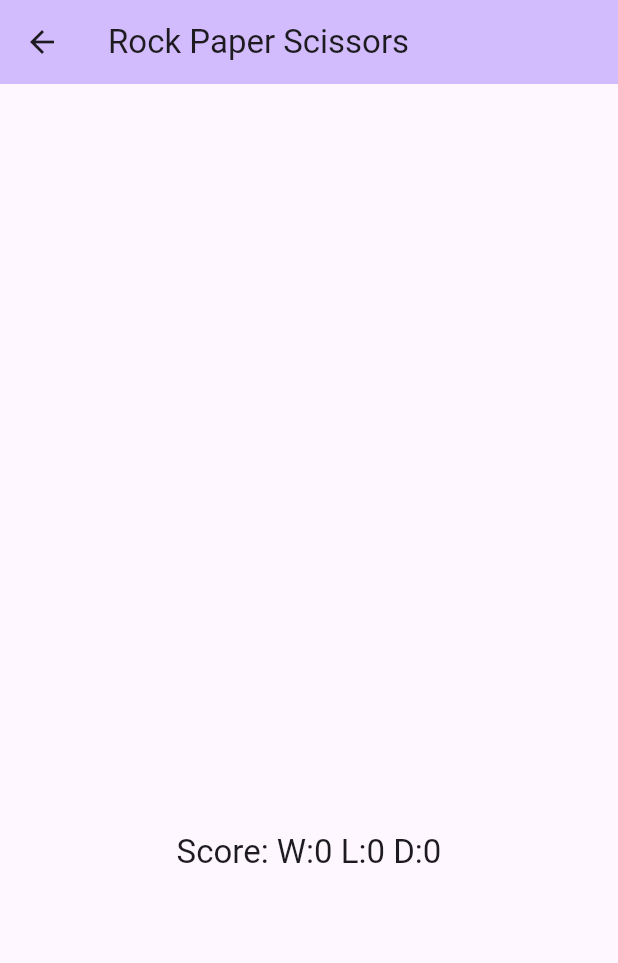
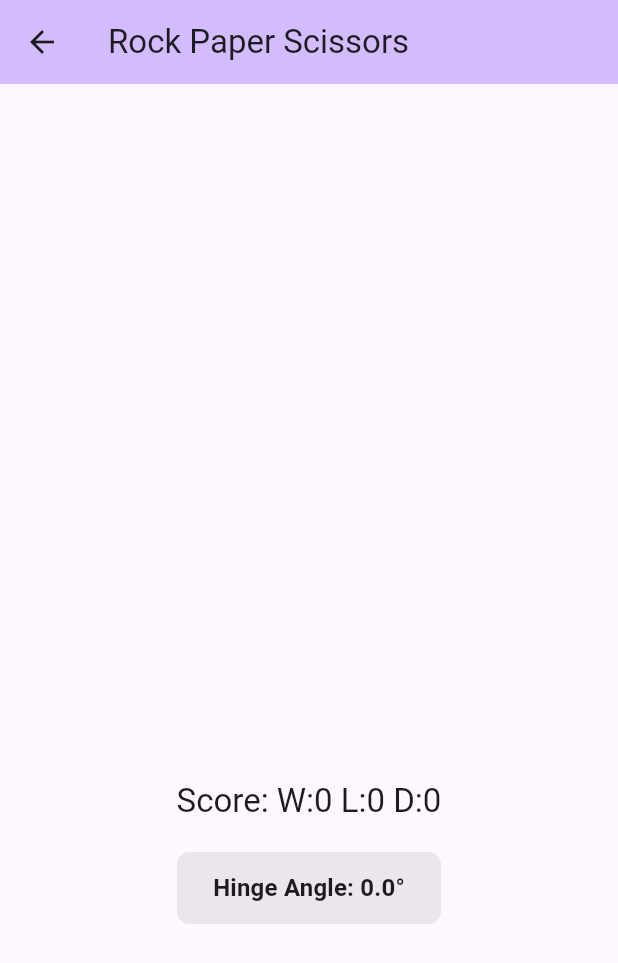
Before and after one commit to hfujikawa77/fold7-fl-app, a Flutter app: the GameScreen screen opened directly, on a phone screen of 412 x 824 dp. Shown: the top 963 px of the screen. Run offline on Flutter 3.47's test engine with Material 3 defaults, Android fonts, the phone set to English and light mode, and no system bars; missing offline and left inert: dual_screen.

Commit message:
feat: Add hinge angle display and Japanese guidance message
This update adds real-time hinge angle monitoring and improves user guidance:

- Add hinge angle tracking in GameModel
- Display current hinge angle on both ReadyScreen and GameScreen
- Update hinge angle in real-time as device opens/closes
- Change guidance message to Japanese: "開いてください" (Please open)
- Add visual container for hinge angle display with gray background

The hinge angle is now visible to users throughout the game, helping them understand when the device will trigger the game (>170°).

🤖 Generated with [Claude Code](https://claude.com/claude-code)

Co-Authored-By: Claude <noreply@anthropic.com>

```diff
--- a/lib/game_model.dart
+++ b/lib/game_model.dart
@@ -18,6 +18,14 @@ class GameModel extends ChangeNotifier {
   int wins = 0;
   int losses = 0;
   int draws = 0;
+
+  double _hingeAngle = 0.0;
+  double get hingeAngle => _hingeAngle;
+
+  void updateHingeAngle(double angle) {
+    _hingeAngle = angle;
+    notifyListeners();
+  }
 
   void selectUserHand(Hand hand) {
     userHand = hand;
--- a/lib/game_screen.dart
+++ b/lib/game_screen.dart
@@ -142,6 +142,20 @@ class GameScreen extends StatelessWidget {
               'Score: W:${gameModel.wins} L:${gameModel.losses} D:${gameModel.draws}',
               style: Theme.of(context).textTheme.titleLarge,
             ),
+            const SizedBox(height: 20),
+            Container(
+              padding: const EdgeInsets.symmetric(horizontal: 24, vertical: 12),
+              decoration: BoxDecoration(
+                color: Colors.grey.withValues(alpha: 0.2),
+                borderRadius: BorderRadius.circular(8),
+              ),
+              child: Text(
+                'Hinge Angle: ${gameModel.hingeAngle.toStringAsFixed(1)}°',
+                style: Theme.of(
+                  context,
+                ).textTheme.titleMedium?.copyWith(fontWeight: FontWeight.bold),
+              ),
+            ),
             const SizedBox(height: 40),
             if (gameModel.gameState == GameState.result)
               ElevatedButton(
--- a/lib/main.dart
+++ b/lib/main.dart
@@ -48,6 +48,8 @@ class MainScreen extends StatelessWidget {
           builder: (context, snapshot) {
             if (snapshot.hasData) {
               final hingeAngle = snapshot.data!;
+              gameModel.updateHingeAngle(hingeAngle);
+
               if (hingeAngle > 170 &&
                   gameModel.gameState == GameState.ready &&
                   gameModel.userHand != null) {
```
Also changed, not shown: lib/ready_screen.dart (+15 -1 lines), .claude/settings.local.json.
